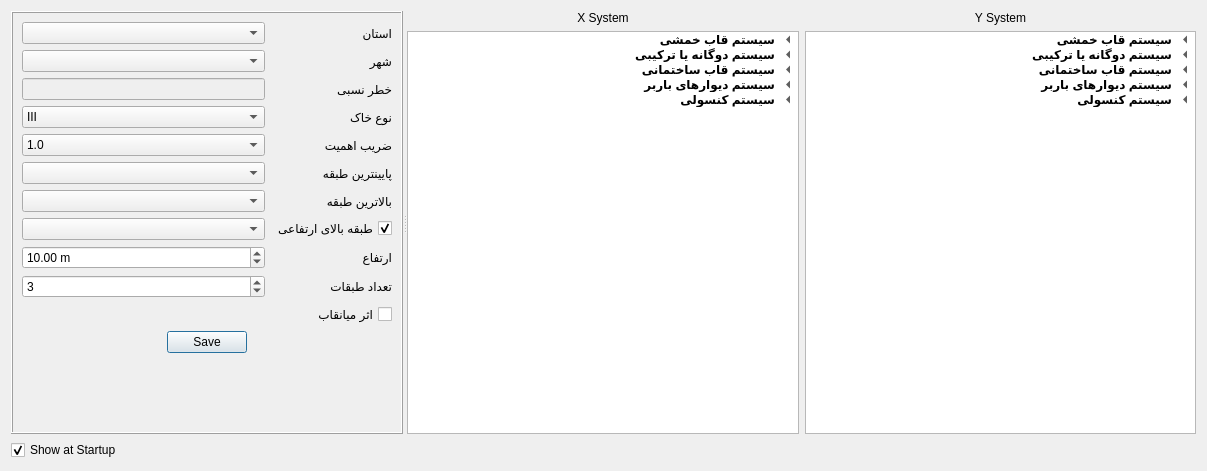
First picture: the form in widgets/civiltools_project_settings.ui, repository ebrahimraeyat/civilTools, before the edit.
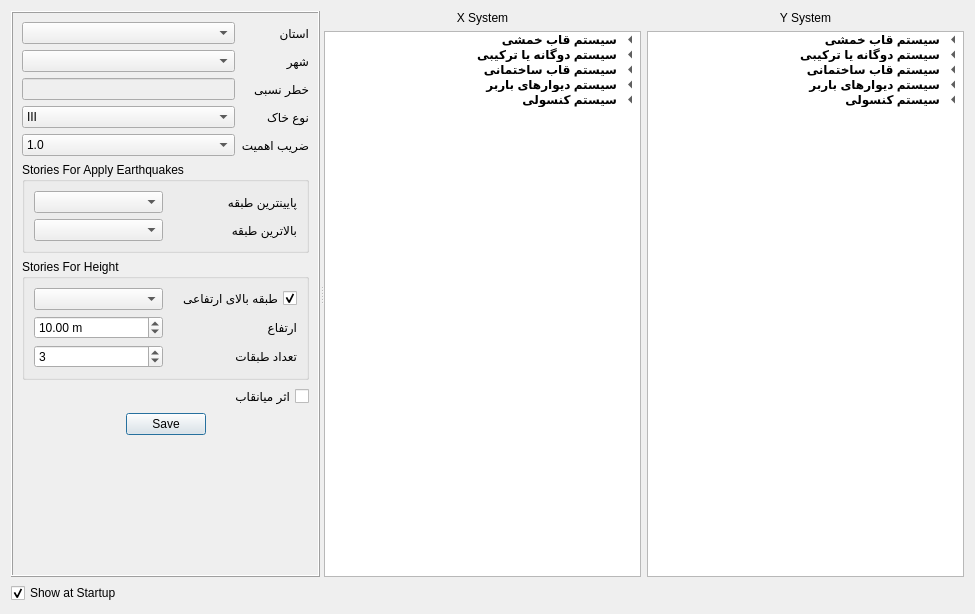
Second picture: the form after the edit. Icons and pictures are not drawn. Custom widgets are drawn as their Qt base class.

```diff
--- a/widgets/civiltools_project_settings.ui
+++ b/widgets/civiltools_project_settings.ui
@@ -6,8 +6,8 @@
    <rect>
     <x>0</x>
     <y>0</y>
-    <width>1207</width>
-    <height>471</height>
+    <width>975</width>
+    <height>614</height>
    </rect>
   </property>
   <property name="windowTitle">
@@ -109,66 +109,6 @@
            </item>
           </widget>
          </item>
-         <item row="10" column="1">
-          <widget class="QLabel" name="label_7">
-           <property name="layoutDirection">
-            <enum>Qt::LeftToRight</enum>
-           </property>
-           <property name="text">
-            <string>ارتفاع</string>
-           </property>
-          </widget>
-         </item>
-         <item row="11" column="1">
-          <widget class="QLabel" name="label_8">
-           <property name="layoutDirection">
-            <enum>Qt::LeftToRight</enum>
-           </property>
-           <property name="text">
-            <string>تعداد طبقات</string>
-           </property>
-          </widget>
-         </item>
-         <item row="7" column="1">
-          <widget class="QLabel" name="label_13">
-           <property name="layoutDirection">
-            <enum>Qt::LeftToRight</enum>
-           </property>
-           <property name="text">
-            <string>بالاترین طبقه</string>
-           </property>
-          </widget>
-         </item>
-         <item row="6" column="0">
-          <widget class="Gui::PrefComboBox" name="bot_x_combo">
-           <property name="prefEntry" stdset="0">
-            <cstring>ostan</cstring>
-           </property>
-           <property name="prefPath" stdset="0">
-            <cstring>Mod/civilTools</cstring>
-           </property>
-          </widget>
-         </item>
-         <item row="6" column="1">
-          <widget class="QLabel" name="label_12">
-           <property name="layoutDirection">
-            <enum>Qt::LeftToRight</enum>
-           </property>
-           <property name="text">
-            <string>پایینترین طبقه</string>
-           </property>
-          </widget>
-         </item>
-         <item row="7" column="0">
-          <widget class="Gui::PrefComboBox" name="top_x_combo">
-           <property name="prefEntry" stdset="0">
-            <cstring>ostan</cstring>
-           </property>
-           <property name="prefPath" stdset="0">
-            <cstring>Mod/civilTools</cstring>
-           </property>
-          </widget>
-         </item>
          <item row="4" column="1">
           <widget class="QLabel" name="label_6">
            <property name="layoutDirection">
@@ -179,48 +119,6 @@
            </property>
           </widget>
          </item>
-         <item row="10" column="0">
-          <widget class="Gui::PrefDoubleSpinBox" name="height_x_spinbox">
-           <property name="layoutDirection">
-            <enum>Qt::LeftToRight</enum>
-           </property>
-           <property name="suffix">
-            <string> m</string>
-           </property>
-           <property name="maximum">
-            <double>300.000000000000000</double>
-           </property>
-           <property name="value">
-            <double>10.000000000000000</double>
-           </property>
-           <property name="prefEntry" stdset="0">
-            <cstring>building_height</cstring>
-           </property>
-           <property name="prefPath" stdset="0">
-            <cstring>Mod/civilTools</cstring>
-           </property>
-          </widget>
-         </item>
-         <item row="2" column="1">
-          <widget class="QLabel" name="label_14">
-           <property name="layoutDirection">
-            <enum>Qt::LeftToRight</enum>
-           </property>
-           <property name="text">
-            <string>خطر نسبی</string>
-           </property>
-          </widget>
-         </item>
-         <item row="0" column="0">
-          <widget class="Gui::PrefComboBox" name="ostanBox">
-           <property name="prefEntry" stdset="0">
-            <cstring>ostan</cstring>
-           </property>
-           <property name="prefPath" stdset="0">
-            <cstring>Mod/civilTools</cstring>
-           </property>
-          </widget>
-         </item>
          <item row="0" column="1">
           <widget class="QLabel" name="label_3">
            <property name="layoutDirection">
@@ -231,17 +129,27 @@
            </property>
           </widget>
          </item>
-         <item row="1" column="1">
-          <widget class="QLabel" name="label_4">
+         <item row="0" column="0">
+          <widget class="Gui::PrefComboBox" name="ostanBox">
+           <property name="prefEntry" stdset="0">
+            <cstring>ostan</cstring>
+           </property>
+           <property name="prefPath" stdset="0">
+            <cstring>Mod/civilTools</cstring>
+           </property>
+          </widget>
+         </item>
+         <item row="2" column="1">
+          <widget class="QLabel" name="label_14">
            <property name="layoutDirection">
             <enum>Qt::LeftToRight</enum>
            </property>
            <property name="text">
-            <string>شهر</string>
+            <string>خطر نسبی</string>
            </property>
           </widget>
          </item>
-         <item row="12" column="0" colspan="2">
+         <item row="8" column="0" colspan="2">
           <widget class="Gui::PrefCheckBox" name="infillCheckBox">
            <property name="layoutDirection">
             <enum>Qt::RightToLeft</enum>
@@ -260,13 +168,6 @@
            </property>
           </widget>
          </item>
-         <item row="2" column="0">
-          <widget class="QLineEdit" name="accText">
-           <property name="enabled">
-            <bool>false</bool>
-           </property>
-          </widget>
-         </item>
          <item row="1" column="0">
           <widget class="Gui::PrefComboBox" name="cityBox">
            <property name="prefEntry" stdset="0">
@@ -277,39 +178,156 @@
            </property>
           </widget>
          </item>
-         <item row="11" column="0">
-          <widget class="QSpinBox" name="no_story_x_spinbox">
-           <property name="minimum">
-            <number>1</number>
-           </property>
-           <property name="value">
-            <number>3</number>
-           </property>
-          </widget>
-         </item>
-         <item row="8" column="0">
-          <widget class="Gui::PrefComboBox" name="top_story_for_height">
-           <property name="prefEntry" stdset="0">
-            <cstring>ostan</cstring>
-           </property>
-           <property name="prefPath" stdset="0">
-            <cstring>Mod/civilTools</cstring>
-           </property>
-          </widget>
-         </item>
-         <item row="8" column="1">
-          <widget class="QCheckBox" name="top_story_for_height_checkbox">
+         <item row="1" column="1">
+          <widget class="QLabel" name="label_4">
            <property name="layoutDirection">
-            <enum>Qt::RightToLeft</enum>
+            <enum>Qt::LeftToRight</enum>
            </property>
            <property name="text">
-            <string>طبقه بالای ارتفاعی</string>
+            <string>شهر</string>
            </property>
-           <property name="checked">
-            <bool>true</bool>
+          </widget>
+         </item>
+         <item row="2" column="0">
+          <widget class="QLineEdit" name="accText">
+           <property name="enabled">
+            <bool>false</bool>
            </property>
           </widget>
          </item>
+         <item row="5" column="0" colspan="2">
+          <widget class="QGroupBox" name="groupBox">
+           <property name="title">
+            <string>Stories For Apply Earthquakes</string>
+           </property>
+           <layout class="QGridLayout" name="gridLayout_2">
+            <item row="0" column="0">
+             <widget class="Gui::PrefComboBox" name="bot_x_combo">
+              <property name="prefEntry" stdset="0">
+               <cstring>ostan</cstring>
+              </property>
+              <property name="prefPath" stdset="0">
+               <cstring>Mod/civilTools</cstring>
+              </property>
+             </widget>
+            </item>
+            <item row="0" column="1">
+             <widget class="QLabel" name="label_12">
+              <property name="layoutDirection">
+               <enum>Qt::LeftToRight</enum>
+              </property>
+              <property name="text">
+               <string>پایینترین طبقه</string>
+              </property>
+             </widget>
+            </item>
+            <item row="1" column="0">
+             <widget class="Gui::PrefComboBox" name="top_x_combo">
+              <property name="prefEntry" stdset="0">
+               <cstring>ostan</cstring>
+              </property>
+              <property name="prefPath" stdset="0">
+               <cstring>Mod/civilTools</cstring>
+              </property>
+             </widget>
+            </item>
+            <item row="1" column="1">
+             <widget class="QLabel" name="label_13">
+              <property name="layoutDirection">
+               <enum>Qt::LeftToRight</enum>
+              </property>
+              <property name="text">
+               <string>بالاترین طبقه</string>
+              </property>
+             </widget>
+            </item>
+           </layout>
+          </widget>
+         </item>
+         <item row="7" column="0" colspan="2">
+          <widget class="QGroupBox" name="groupBox_2">
+           <property name="title">
+            <string>Stories For Height</string>
+           </property>
+           <layout class="QGridLayout" name="gridLayout_3">
+            <item row="0" column="0">
+             <widget class="Gui::PrefComboBox" name="top_story_for_height">
+              <property name="prefEntry" stdset="0">
+               <cstring>ostan</cstring>
+              </property>
+              <property name="prefPath" stdset="0">
+               <cstring>Mod/civilTools</cstring>
+              </property>
+             </widget>
+            </item>
+            <item row="0" column="1">
+             <widget class="QCheckBox" name="top_story_for_height_checkbox">
+              <property name="layoutDirection">
+               <enum>Qt::RightToLeft</enum>
+              </property>
+              <property name="text">
+               <string>طبقه بالای ارتفاعی</string>
+              </property>
+              <property name="checked">
+               <bool>true</bool>
+              </property>
+             </widget>
+            </item>
+            <item row="1" column="0">
+             <widget class="Gui::PrefDoubleSpinBox" name="height_x_spinbox">
+              <property name="layoutDirection">
+               <enum>Qt::LeftToRight</enum>
+              </property>
+              <property name="suffix">
+               <string> m</string>
+              </property>
+              <property name="maximum">
+               <double>300.000000000000000</double>
+              </property>
+              <property name="value">
+               <double>10.000000000000000</double>
+              </property>
+              <property name="prefEntry" stdset="0">
+               <cstring>building_height</cstring>
+              </property>
+              <property name="prefPath" stdset="0">
+               <cstring>Mod/civilTools</cstring>
+              </property>
+             </widget>
+            </item>
+            <item row="1" column="1">
+             <widget class="QLabel" name="label_7">
+              <property name="layoutDirection">
+               <enum>Qt::LeftToRight</enum>
+              </property>
+              <property name="text">
+               <string>ارتفاع</string>
+              </property>
+             </widget>
+            </item>
+            <item row="2" column="0">
+             <widget class="QSpinBox" name="no_story_x_spinbox">
+              <property name="minimum">
+               <number>1</number>
+              </property>
+              <property name="value">
+               <number>3</number>
+              </property>
+             </widget>
+            </item>
+            <item row="2" column="1">
+             <widget class="QLabel" name="label_8">
+              <property name="layoutDirection">
+               <enum>Qt::LeftToRight</enum>
+              </property>
+              <property name="text">
+               <string>تعداد طبقات</string>
+              </property>
+             </widget>
+            </item>
+           </layout>
+          </widget>
+         </item>
         </layout>
        </item>
        <item>
```
